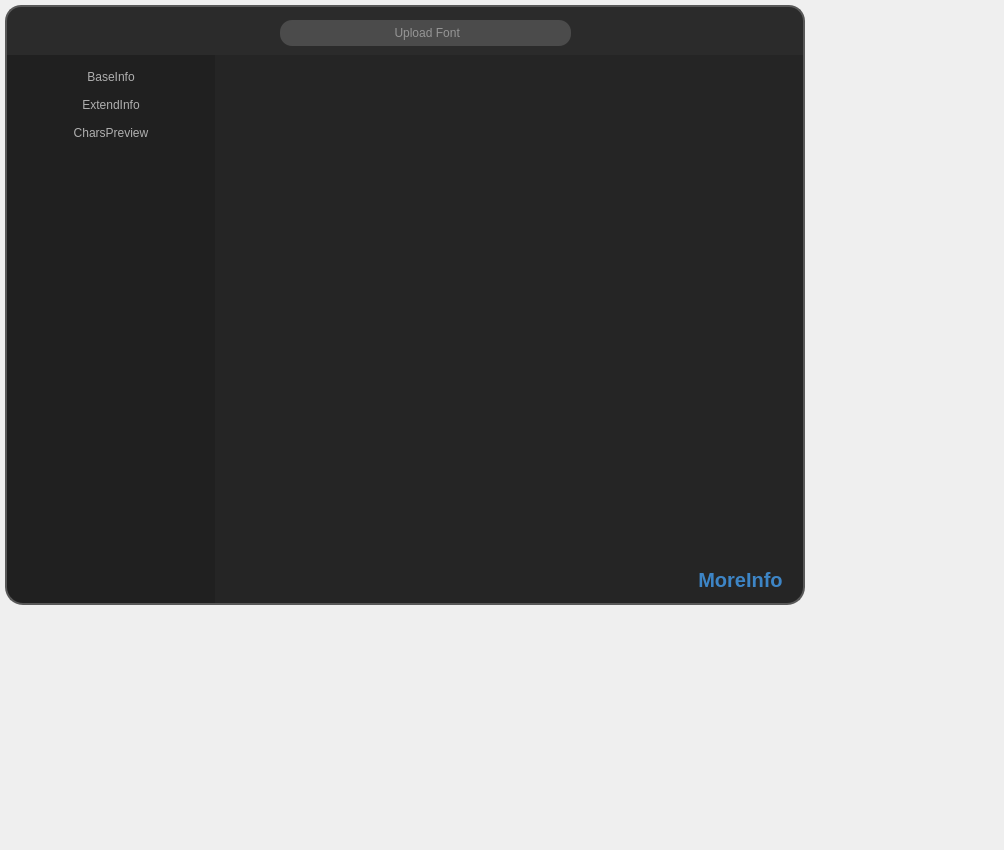
This is fontAnalyzer.ui in MorostCode/fontAnalyzer as Qt 5 draws it before an edit. The edited form follows.
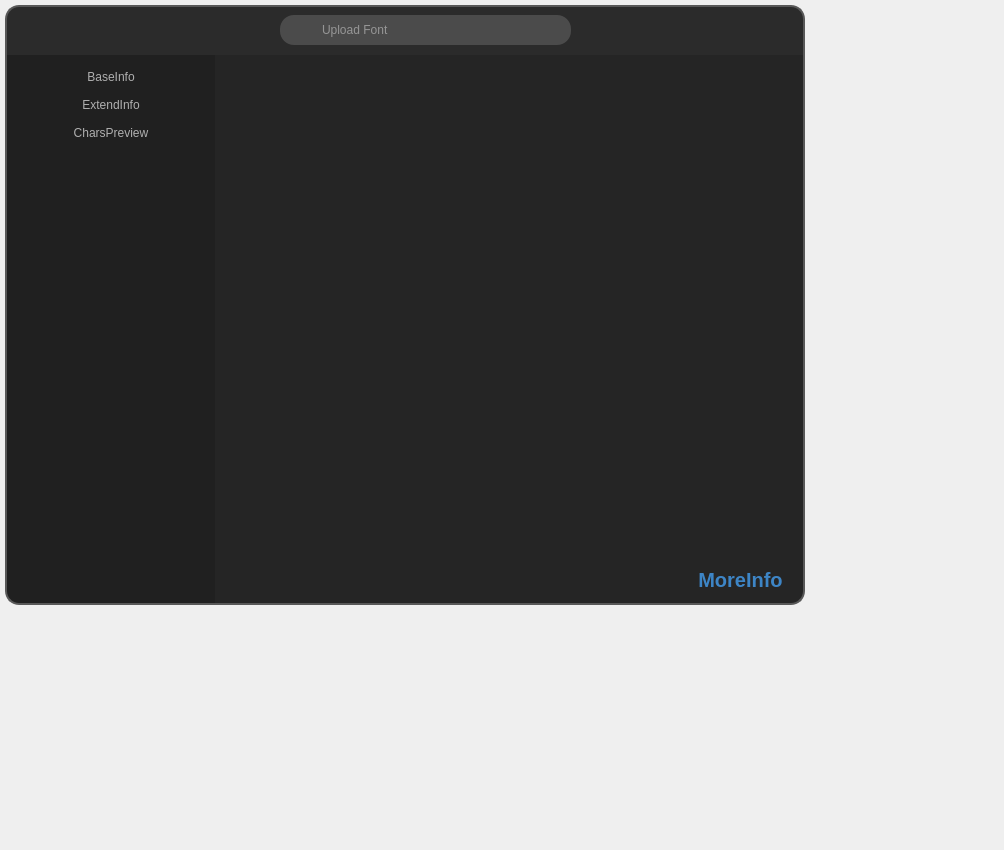
This is the edited form. Icons and pictures are not drawn.

Diff of the .ui file:
```diff
--- a/fontAnalyzer.ui
+++ b/fontAnalyzer.ui
@@ -24,7 +24,7 @@
     <property name="geometry">
      <rect>
       <x>630</x>
-      <y>20</y>
+      <y>18</y>
       <width>26</width>
       <height>26</height>
      </rect>
@@ -34,7 +34,7 @@
     </property>
     <property name="styleSheet">
      <string notr="true">QPushButton {
-	padding: 2px;
+	padding: 3px;
 	image: url(./iconFile/iconReset.png);
 	border: None;
 	border-radius: 12px;
@@ -127,8 +127,8 @@
 	border-top: 2px solid rgb(88, 88, 88);
 	border-left: 2px solid rgb(88, 88, 88);
 	border-right: 2px solid rgb(88, 88, 88);
-	border-top-left-radius: 16px;
-	border-top-right-radius: 16px;
+	border-top-left-radius: 14px;
+	border-top-right-radius: 14px;
 }</string>
     </property>
     <property name="text">
@@ -139,7 +139,7 @@
     <property name="geometry">
      <rect>
       <x>590</x>
-      <y>20</y>
+      <y>18</y>
       <width>26</width>
       <height>26</height>
      </rect>
@@ -168,7 +168,7 @@
     <property name="geometry">
      <rect>
       <x>8</x>
-      <y>13</y>
+      <y>12</y>
       <width>211</width>
       <height>41</height>
      </rect>
@@ -187,17 +187,18 @@
     <property name="geometry">
      <rect>
       <x>280</x>
-      <y>20</y>
+      <y>15</y>
       <width>291</width>
-      <height>26</height>
+      <height>30</height>
      </rect>
     </property>
     <property name="styleSheet">
      <string notr="true">QLineEdit {
 	font: normal bold 18px &quot;黑体&quot;;
 	color: rgb(223, 223, 223);
-	border-radius: 12px;
+	border-radius: 14px;
 	background-color: rgb(75, 75, 75);
+	padding-left: 40px;	
 }</string>
     </property>
     <property name="text">
@@ -207,13 +208,16 @@
      <number>0</number>
     </property>
     <property name="alignment">
-     <set>Qt::AlignCenter</set>
+     <set>Qt::AlignLeading|Qt::AlignLeft|Qt::AlignVCenter</set>
     </property>
     <property name="readOnly">
      <bool>true</bool>
     </property>
     <property name="placeholderText">
-     <string> Upload Font</string>
+     <string>Upload Font</string>
+    </property>
+    <property name="clearButtonEnabled">
+     <bool>false</bool>
     </property>
    </widget>
    <widget class="QListWidget" name="listMenu">
@@ -227,12 +231,12 @@
     </property>
     <property name="styleSheet">
      <string notr="true">QListWidget {
-	font: normal bold 24px &quot;楷体&quot;;
+	font: normal bold 20px &quot;楷体&quot;;
 	color: rgb(175, 175, 175);
 	background-color: rgb(32, 32, 32);
 	padding-top: 10px;
 	padding-bottom: 10px;
-	border-bottom-left-radius: 18px;
+	border-bottom-left-radius: 14px;
 	border-bottom: 2px solid rgb(88, 88, 88);
 	border-left: 2px solid rgb(88, 88, 88);
 	outline: 0px;
@@ -807,7 +811,7 @@
     <property name="styleSheet">
      <string notr="true">QLabel {
 	background-color: rgb(37, 37, 37);
-	border-bottom-right-radius: 18px;
+	border-bottom-right-radius: 14px;
 	border-bottom:2px solid rgb(88, 88, 88);
 	border-right:2px solid rgb(88, 88, 88);
 }</string>
```
Left out of the diff: 36 changed lines with no effect on the pictures.
